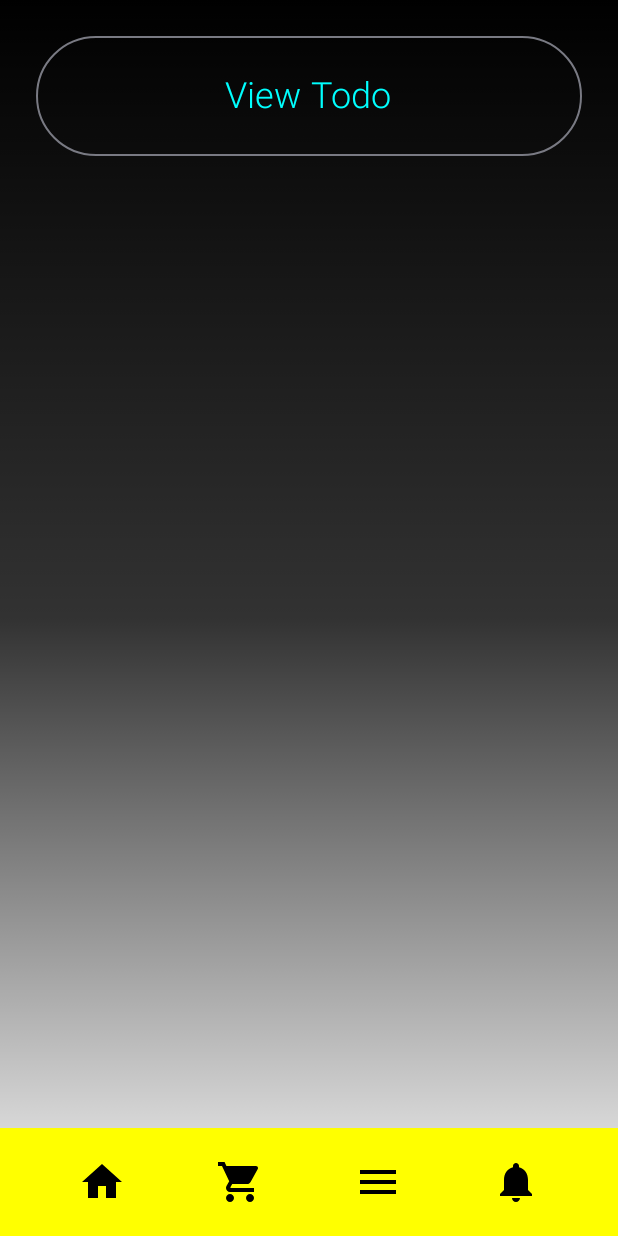
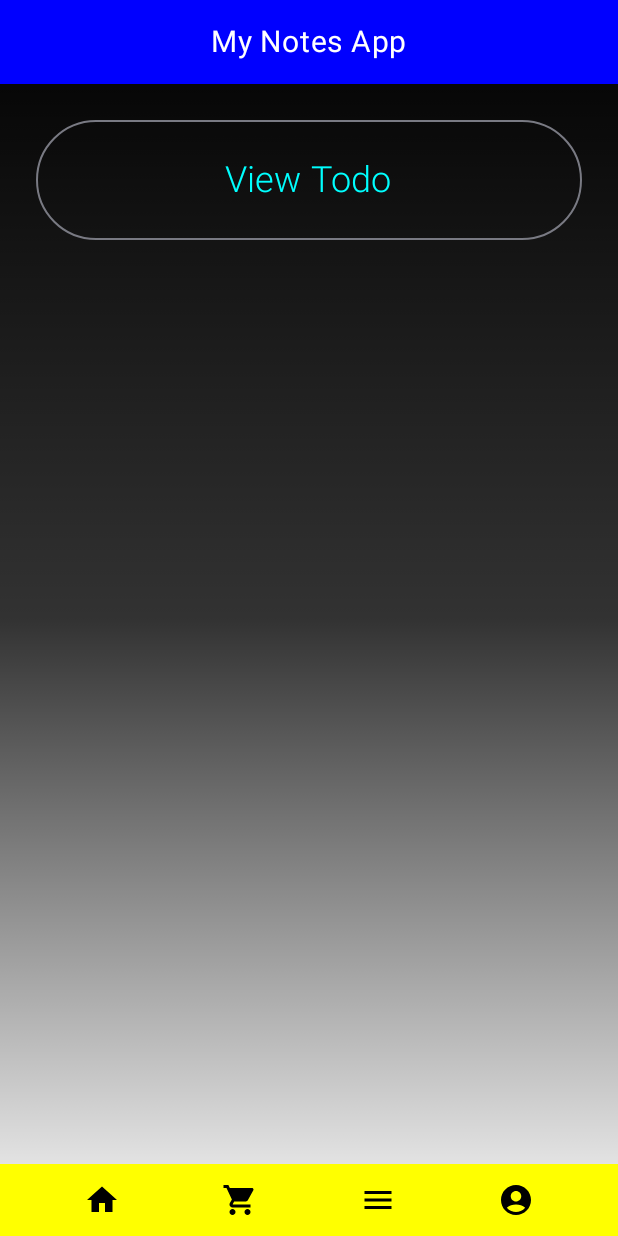
Before and after one commit to Soumya1432/notesapp, an Android app built with Jetpack Compose: the BaseLayout screen opened through its navigation route, on a phone screen of 412 x 824 dp. Run offline under Robolectric (Android 15) with nearby library versions, the phone set to English and light mode, and no system bars.

Commit message:
update layout configuration

```diff
--- /dev/null
+++ b/app/src/main/java/com/example/notesapp/layout/BaseLayout.kt
@@ -0,0 +1,36 @@
+// layout/BaseLayout.kt
+package com.example.notesapp.layout
+
+import androidx.compose.foundation.layout.*
+import androidx.compose.runtime.Composable
+import androidx.compose.ui.Modifier
+import androidx.navigation.NavController
+
+@Composable
+fun BaseLayout(
+    navController: NavController,
+    content: @Composable () -> Unit
+) {
+    Column(
+        modifier = Modifier
+            .fillMaxSize()
+    ) {
+        // Fixed Top Navbar
+        Navbar()
+
+        // Main Content in Middle
+        Box(
+            modifier = Modifier
+                .weight(1f)
+                .padding(
+                    top = WindowInsets.statusBars.asPaddingValues().calculateTopPadding(),
+                    bottom = WindowInsets.navigationBars.asPaddingValues().calculateBottomPadding()
+                )
+        ) {
+            content()
+        }
+
+        // Fixed Bottom Footer
+        Footer(navController = navController)
+    }
+}
--- /dev/null
+++ b/app/src/main/java/com/example/notesapp/layout/Footer.kt
@@ -0,0 +1,135 @@
+//package com.example.notesapp.layout
+//
+//
+//import androidx.compose.foundation.background
+//import androidx.compose.foundation.border
+//import androidx.compose.foundation.layout.Arrangement
+//import androidx.compose.foundation.layout.Box
+//import androidx.compose.foundation.layout.Column
+//import androidx.compose.foundation.layout.Row
+//import androidx.compose.foundation.layout.Spacer
+//import androidx.compose.foundation.layout.WindowInsets
+//import androidx.compose.foundation.layout.asPaddingValues
+//import androidx.compose.foundation.layout.fillMaxSize
+//import androidx.compose.foundation.layout.fillMaxWidth
+//import androidx.compose.foundation.layout.navigationBars
+//import androidx.compose.foundation.layout.padding
+//import androidx.compose.foundation.layout.size
+//import androidx.compose.foundation.layout.statusBars
+//import androidx.compose.foundation.shape.RoundedCornerShape
+//import androidx.compose.material.icons.Icons
+//import androidx.compose.material.icons.filled.AccountCircle
+//import androidx.compose.material.icons.filled.Delete
+//import androidx.compose.material.icons.filled.Home
+//import androidx.compose.material.icons.filled.Menu
+//import androidx.compose.material.icons.filled.Notifications
+//import androidx.compose.material.icons.filled.ShoppingCart
+//import androidx.compose.material3.Button
+//import androidx.compose.material3.Icon
+//import androidx.compose.material3.IconButton
+//import androidx.compose.material3.OutlinedButton
+//import androidx.compose.material3.Text
+//import androidx.compose.runtime.Composable
+//import androidx.compose.ui.Alignment
+//import androidx.compose.ui.Modifier
+//import androidx.compose.ui.graphics.Color
+//import androidx.compose.ui.text.font.FontWeight
+//import androidx.compose.ui.unit.dp
+//import androidx.compose.ui.unit.sp
+//import androidx.navigation.NavController
+//
+//@Composable
+//fun Footer(navController: NavController){
+//
+//    Column(
+//        modifier = Modifier.fillMaxSize()
+//    ) {
+//
+//        Spacer(modifier = Modifier.weight(1f)) // Pushes content to bottom
+//
+//        // Bottom Navigation Row
+//        Row(
+//            modifier = Modifier
+//                .fillMaxWidth()
+//                .background(Color.Yellow)
+//                .padding(vertical = 12.dp),
+//            horizontalArrangement = Arrangement.SpaceEvenly,
+//            verticalAlignment = Alignment.CenterVertically
+//        ) {
+//            IconButton(onClick = { navController.navigate("home")}) {
+//                Icon(
+//                    imageVector = Icons.Default.Home,
+//                    contentDescription = "Home Icon",
+//                    tint = Color.Black,
+//                    modifier = Modifier.size(32.dp)
+//                )
+//            }
+//            IconButton(onClick = { navController.navigate("todo")}) {
+//                Icon(
+//                    imageVector = Icons.Default.ShoppingCart,
+//                    contentDescription = "Cart Icon",
+//                    tint = Color.Black,
+//                    modifier = Modifier.size(32.dp)
+//                )
+//            }
+//            IconButton(onClick = { /* TODO */ }) {
+//                Icon(
+//                    imageVector = Icons.Default.Menu,
+//                    contentDescription = "Menu Icon",
+//                    tint = Color.Black,
+//                    modifier = Modifier.size(32.dp)
+//                )
+//            }
+//            IconButton(onClick = { navController.navigate("todo")}) {
+//                Icon(
+//                    imageVector = Icons.Default.AccountCircle,
+//                    contentDescription = "Profile Icon",
+//                    tint = Color.Black,
+//                    modifier = Modifier.size(32.dp)
+//                )
+//            }
+//        }
+//    }
+//}
+// layout/Footer.kt
+package com.example.notesapp.layout
+
+import androidx.compose.foundation.background
+import androidx.compose.foundation.layout.*
+import androidx.compose.material.icons.Icons
+import androidx.compose.material.icons.filled.*
+import androidx.compose.material3.Icon
+import androidx.compose.material3.IconButton
+import androidx.compose.runtime.Composable
+import androidx.compose.ui.Alignment
+import androidx.compose.ui.Modifier
+import androidx.compose.ui.graphics.Color
+import androidx.compose.ui.unit.dp
+import androidx.navigation.NavController
+
+@Composable
+fun Footer(navController: NavController) {
+    Row(
+        modifier = Modifier
+            .fillMaxWidth()
+            .background(Color.Yellow)
+            .padding(
+                bottom = WindowInsets.navigationBars.asPaddingValues().calculateBottomPadding()
+            ),
+        horizontalArrangement = Arrangement.SpaceEvenly,
+        verticalAlignment = Alignment.CenterVertically
+    ) {
+        IconButton(onClick = { navController.navigate("home") }) {
+            Icon(Icons.Default.Home, contentDescription = "Home", tint = Color.Black)
+        }
+        IconButton(onClick = { navController.navigate("todo") }) {
+            Icon(Icons.Default.ShoppingCart, contentDescription = "Todo", tint = Color.Black)
+        }
+        IconButton(onClick = { /* more menu */ }) {
+            Icon(Icons.Default.Menu, contentDescription = "Menu", tint = Color.Black)
+        }
+        IconButton(onClick = { navController.navigate("todo") }) {
+            Icon(Icons.Default.AccountCircle, contentDescription = "Profile", tint = Color.Black)
+        }
+    }
+}
--- /dev/null
+++ b/app/src/main/java/com/example/notesapp/layout/Navbar.kt
@@ -0,0 +1,48 @@
+package com.example.notesapp.layout
+
+
+import androidx.compose.foundation.background
+import androidx.compose.foundation.horizontalScroll
+import androidx.compose.foundation.layout.Arrangement
+import androidx.compose.foundation.layout.Box
+import androidx.compose.foundation.layout.Column
+import androidx.compose.foundation.layout.Row
+import androidx.compose.foundation.layout.WindowInsets
+import androidx.compose.foundation.layout.asPaddingValues
+import androidx.compose.foundation.layout.fillMaxWidth
+import androidx.compose.foundation.layout.navigationBars
+import androidx.compose.foundation.layout.padding
+import androidx.compose.foundation.layout.statusBars
+import androidx.compose.material3.Text
+import androidx.compose.material3.TextField
+import androidx.compose.runtime.Composable
+import androidx.compose.ui.Alignment
+import androidx.compose.ui.Modifier
+import androidx.compose.ui.graphics.Color
+import androidx.compose.ui.unit.dp
+import androidx.compose.ui.unit.sp
+
+@Composable
+fun Navbar(){
+    Column(
+        modifier = Modifier.fillMaxWidth().padding(
+            top = WindowInsets.statusBars.asPaddingValues().calculateTopPadding(),
+
+        )
+    ) {
+
+    }
+    Box(
+        modifier = Modifier
+            .fillMaxWidth()
+            .background(Color.Blue)
+            .padding(16.dp),
+        contentAlignment = Alignment.Center
+    ) {
+        Text(
+            text = "My Notes App",
+            color = Color.White,
+            fontSize = 20.sp
+        )
+    }
+}
--- a/app/src/main/java/com/example/notesapp/navigation/AppNavigation.kt
+++ b/app/src/main/java/com/example/notesapp/navigation/AppNavigation.kt
@@ -4,6 +4,9 @@ import androidx.compose.runtime.Composable
 import androidx.navigation.compose.NavHost
 import androidx.navigation.compose.composable
 import androidx.navigation.compose.rememberNavController
+
+import com.example.notesapp.layout.BaseLayout
+
 import com.example.notesapp.screen.HomeScreen
 import com.example.notesapp.screen.TodoListScreen
 import com.example.notesapp.screen.TodoScreen
@@ -12,11 +15,20 @@ import com.example.notesapp.screen.TodoScreen
 fun AppNavigation(){
     var navController = rememberNavController()
     NavHost(navController=navController, startDestination = "home") {
+
         composable("home"){
-        HomeScreen(navController)
+            BaseLayout(
+                navController=navController
+            ) {
+                HomeScreen(navController)
+            }
         }
         composable("todo"){
-            TodoScreen(navController)
+            BaseLayout(navController=navController) {
+                TodoScreen(navController)
+            }
+
         }
+
     }
 }
--- a/app/src/main/java/com/example/notesapp/screen/HomeScreen.kt
+++ b/app/src/main/java/com/example/notesapp/screen/HomeScreen.kt
@@ -40,72 +40,21 @@ import androidx.navigation.NavController
 fun HomeScreen(navController: NavController){
 
     Column(
-        modifier = Modifier.fillMaxSize().padding(
-            top = WindowInsets.statusBars.asPaddingValues().calculateTopPadding(),
-           bottom = WindowInsets.navigationBars.asPaddingValues().calculateBottomPadding()
-        )
+        modifier = Modifier.fillMaxSize()
+
     ) {
 
         Column {
             Row {
                 OutlinedButton(onClick = {navController.navigate("todo")},
                      modifier = Modifier.fillMaxWidth().padding(24.dp).background(color = Color.Transparent, shape= RoundedCornerShape(20.dp))
-//                         .border(2.dp, Color.Gray, shape = RoundedCornerShape(8.dp))
                 ) {
                     Text("View Todo", color = Color.Cyan, fontWeight = FontWeight.Light, fontSize = 24.sp, modifier = Modifier.padding(18.dp))
-
-//                    IconButton(onClick = {navController.navigate("todo")}) {
-//                        Icon(imageVector = Icons.Default.Delete,  contentDescription = "Delete Icon",)
-//                    }
                 }
             }
         }
 
 
 
-        Spacer(modifier = Modifier.weight(1f)) // Pushes content to bottom
-
-        // Bottom Navigation Row
-        Row(
-            modifier = Modifier
-                .fillMaxWidth()
-                .background(Color.Yellow)
-                .padding(vertical = 12.dp),
-            horizontalArrangement = Arrangement.SpaceEvenly,
-            verticalAlignment = Alignment.CenterVertically
-        ) {
-            IconButton(onClick = { /* TODO */ }) {
-                Icon(
-                    imageVector = Icons.Default.Home,
-                    contentDescription = "Home Icon",
-                    tint = Color.Black,
-                    modifier = Modifier.size(32.dp)
-                )
-            }
-            IconButton(onClick = { /* TODO */ }) {
-                Icon(
-                    imageVector = Icons.Default.ShoppingCart,
-                    contentDescription = "Cart Icon",
-                    tint = Color.Black,
-                    modifier = Modifier.size(32.dp)
-                )
-            }
-            IconButton(onClick = { /* TODO */ }) {
-                Icon(
-                    imageVector = Icons.Default.Menu,
-                    contentDescription = "Menu Icon",
-                    tint = Color.Black,
-                    modifier = Modifier.size(32.dp)
-                )
-            }
-            IconButton(onClick = { /* TODO */ }) {
-                Icon(
-                    imageVector = Icons.Default.Notifications,
-                    contentDescription = "Notification Icon",
-                    tint = Color.Black,
-                    modifier = Modifier.size(32.dp)
-                )
-            }
-        }
     }
 }
--- /dev/null
+++ b/app/src/main/java/com/example/notesapp/screen/ProfileScree.kt
@@ -0,0 +1 @@
+package com.example.notesapp.screen
--- a/app/src/main/java/com/example/notesapp/screen/TodoListScreen.kt
+++ b/app/src/main/java/com/example/notesapp/screen/TodoListScreen.kt
@@ -69,7 +69,6 @@ fun TodoListScreen(viewModel: TodoViewModel) {
             }
         }
     }
-
     val inputColor = Color.Blue
 
     Column(
--- a/app/src/main/java/com/example/notesapp/screen/TodoScreen.kt
+++ b/app/src/main/java/com/example/notesapp/screen/TodoScreen.kt
@@ -2,10 +2,12 @@ package com.example.notesapp.screen
 
 import androidx.compose.runtime.Composable
 import androidx.navigation.NavController
+import com.example.notesapp.layout.BaseLayout
 import com.example.notesapp.viewmodel.TodoViewModel
 
 @Composable
 fun TodoScreen(navController: NavController){
-    val viewModel = TodoViewModel()
-    TodoListScreen(viewModel)
+        val viewModel = TodoViewModel()
+        TodoListScreen(viewModel)
+
 }
```
